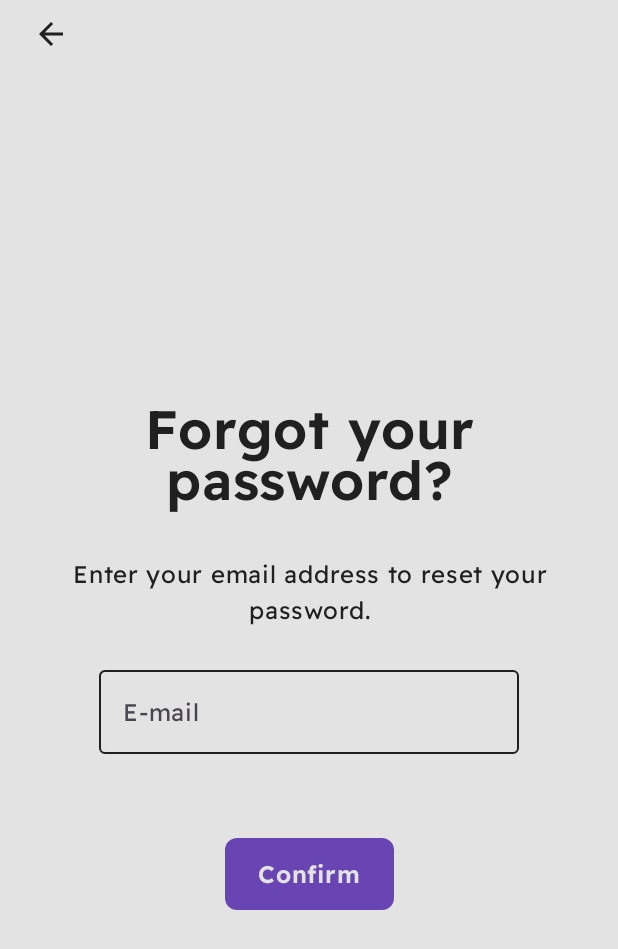
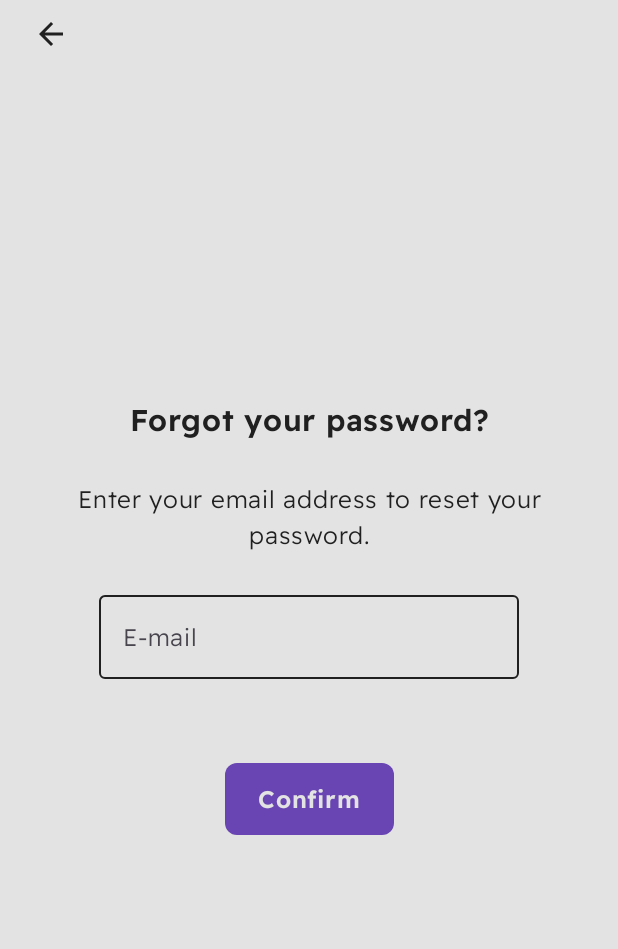
Before and after one commit to przemek06/iot_mobile, an Android app built with Jetpack Compose: the screen it shows after launch (MainActivity), after a tap on "Forgot your password?", on a phone screen of 412 x 824 dp. Shown: the top 949 px of the screen. Run offline under Robolectric (Android 15) with nearby library versions, the phone set to English and light mode, and no system bars.

Commit message:
finished activate account + ui fixes to forgot password

```diff
--- a/frontend/app/src/main/java/edu/pwr/iotmobile/androidimcs/app/koin/AppKoin.kt
+++ b/frontend/app/src/main/java/edu/pwr/iotmobile/androidimcs/app/koin/AppKoin.kt
@@ -4,6 +4,7 @@ import android.content.Context
 import edu.pwr.iotmobile.androidimcs.app.database.AppDatabase
 import edu.pwr.iotmobile.androidimcs.app.retrofit.AppRetrofit
 import edu.pwr.iotmobile.androidimcs.ui.screens.projectdetails.ProjectDetailsViewModel
+import edu.pwr.iotmobile.androidimcs.ui.screens.loginregister.activate.ActivateAccountViewModel
 import edu.pwr.iotmobile.androidimcs.ui.screens.loginregister.login.LoginViewModel
 import edu.pwr.iotmobile.androidimcs.ui.screens.loginregister.register.RegisterViewModel
 import edu.pwr.iotmobile.androidimcs.ui.screens.loginregister.forgotpassword.ForgotPasswordViewModel
@@ -35,6 +36,7 @@ object AppKoin {
         viewModelOf(::LoginViewModel)
         viewModelOf(::RegisterViewModel)
         viewModelOf(::ForgotPasswordViewModel)
+        viewModelOf(::ActivateAccountViewModel)
     }
 
     private val modules by lazy {
--- a/frontend/app/src/main/java/edu/pwr/iotmobile/androidimcs/data/InputFieldData.kt
+++ b/frontend/app/src/main/java/edu/pwr/iotmobile/androidimcs/data/InputFieldData.kt
@@ -5,7 +5,7 @@ import edu.pwr.iotmobile.androidimcs.R
 
 data class InputFieldData(
     val text: String = "",
-    @StringRes val label: Int,
+    @StringRes val label: Int = R.string.name,
     @StringRes val errorMessage: Int = R.string.s10,
     val isError: Boolean = false
 )
--- a/frontend/app/src/main/java/edu/pwr/iotmobile/androidimcs/ui/extensions/ModifierExtensions.kt
+++ b/frontend/app/src/main/java/edu/pwr/iotmobile/androidimcs/extensions/ModifierExtensions.kt
@@ -1,4 +1,4 @@
-package edu.pwr.iotmobile.androidimcs.ui.extensions
+package edu.pwr.iotmobile.androidimcs.extensions
 
 import androidx.compose.runtime.Composable
 import androidx.compose.ui.Modifier
--- a/frontend/app/src/main/java/edu/pwr/iotmobile/androidimcs/ui/helpers/KeyboardFocusController.kt
+++ b/frontend/app/src/main/java/edu/pwr/iotmobile/androidimcs/helpers/KeyboardFocusController.kt
@@ -1,6 +1,6 @@
 @file:OptIn(ExperimentalComposeUiApi::class)
 
-package edu.pwr.iotmobile.androidimcs.ui.helpers
+package edu.pwr.iotmobile.androidimcs.helpers
 
 import androidx.compose.ui.ExperimentalComposeUiApi
 import androidx.compose.ui.focus.FocusManager
--- a/frontend/app/src/main/java/edu/pwr/iotmobile/androidimcs/ui/components/ButtonCommon.kt
+++ b/frontend/app/src/main/java/edu/pwr/iotmobile/androidimcs/ui/components/ButtonCommon.kt
@@ -14,7 +14,7 @@ import androidx.compose.ui.Modifier
 import androidx.compose.ui.graphics.Color
 import androidx.compose.ui.text.font.FontWeight
 import androidx.compose.ui.unit.Dp
-import edu.pwr.iotmobile.androidimcs.ui.extensions.conditional
+import edu.pwr.iotmobile.androidimcs.extensions.conditional
 import edu.pwr.iotmobile.androidimcs.ui.theme.Dimensions
 
 enum class ButtonCommonType {
--- a/frontend/app/src/main/java/edu/pwr/iotmobile/androidimcs/ui/components/TopBar.kt
+++ b/frontend/app/src/main/java/edu/pwr/iotmobile/androidimcs/ui/components/TopBar.kt
@@ -28,6 +28,7 @@ import edu.pwr.iotmobile.androidimcs.ui.theme.Dimensions
 
 @Composable
 fun TopBar(
+    modifier: Modifier = Modifier,
     menuItems: List<MenuOption> = emptyList(),
     text: String? = null,
     padding: Dp = Dimensions.none,
@@ -36,7 +37,7 @@ fun TopBar(
     var expanded by remember { mutableStateOf(false) }
 
     Box(
-        modifier = Modifier
+        modifier = modifier
             .fillMaxWidth()
             .padding(horizontal = padding)
             .height(Dimensions.topBarHeight)
--- a/frontend/app/src/main/java/edu/pwr/iotmobile/androidimcs/ui/navigation/BottomNavigationBar.kt
+++ b/frontend/app/src/main/java/edu/pwr/iotmobile/androidimcs/ui/navigation/BottomNavigationBar.kt
@@ -27,7 +27,7 @@ import androidx.navigation.compose.currentBackStackEntryAsState
 private val SCREENS_WITHOUT_BOTTOM_BAR = listOf(
     Screen.Login.path,
     Screen.Register.path,
-    Screen.InactiveAccount.path,
+    Screen.ActivateAccount.path,
     Screen.RegisterConfirmation.path,
     Screen.ForgotPassword.path
 )
--- a/frontend/app/src/main/java/edu/pwr/iotmobile/androidimcs/ui/navigation/Screen.kt
+++ b/frontend/app/src/main/java/edu/pwr/iotmobile/androidimcs/ui/navigation/Screen.kt
@@ -41,5 +41,5 @@ sealed class Screen(
     object Register : Screen("register")
     object ForgotPassword : Screen("forgotPassword")
     object RegisterConfirmation : Screen("registerConfirmation")
-    object InactiveAccount : Screen("inactiveAccount")
+    object ActivateAccount : Screen("activateAccount")
 }
--- a/frontend/app/src/main/java/edu/pwr/iotmobile/androidimcs/ui/screens/loginregister/forgotpassword/ForgotPasswordScreen.kt
+++ b/frontend/app/src/main/java/edu/pwr/iotmobile/androidimcs/ui/screens/loginregister/forgotpassword/ForgotPasswordScreen.kt
@@ -5,6 +5,7 @@ package edu.pwr.iotmobile.androidimcs.ui.screens.loginregister.forgotpassword
 import androidx.compose.foundation.clickable
 import androidx.compose.foundation.interaction.MutableInteractionSource
 import androidx.compose.foundation.layout.Arrangement
+import androidx.compose.foundation.layout.Box
 import androidx.compose.foundation.layout.Column
 import androidx.compose.foundation.layout.fillMaxSize
 import androidx.compose.foundation.layout.padding
@@ -27,7 +28,7 @@ import edu.pwr.iotmobile.androidimcs.ui.components.ButtonCommonType
 import edu.pwr.iotmobile.androidimcs.ui.components.InputField
 import edu.pwr.iotmobile.androidimcs.ui.components.OrDivider
 import edu.pwr.iotmobile.androidimcs.ui.components.TopBar
-import edu.pwr.iotmobile.androidimcs.ui.helpers.KeyboardFocusController
+import edu.pwr.iotmobile.androidimcs.helpers.KeyboardFocusController
 import edu.pwr.iotmobile.androidimcs.ui.theme.Dimensions
 import edu.pwr.iotmobile.androidimcs.ui.theme.HeightSpacer
 import org.koin.androidx.compose.koinViewModel
@@ -58,8 +59,9 @@ private fun ForgotPasswordScreenContent(
         focusManager = focusManager
     )
 
-    Column {
+    Box(modifier = Modifier.fillMaxSize()) {
         TopBar(
+            modifier = Modifier.align(Alignment.TopStart),
             padding = Dimensions.space22,
             onReturn = { navigation.onReturn() }
         )
@@ -69,14 +71,15 @@ private fun ForgotPasswordScreenContent(
                 .clickable(interactionSource = MutableInteractionSource(), indication = null) {
                     keyboardFocus.clear()
                 }
-                .padding(horizontal = Dimensions.space40),
+                .padding(horizontal = Dimensions.space40)
+                .align(Alignment.Center),
             horizontalAlignment = Alignment.CenterHorizontally,
             verticalArrangement = Arrangement.Center
         ) {
             // Title
             Text(
                 text = stringResource(id = R.string.forgot),
-                style = MaterialTheme.typography.titleLarge,
+                style = MaterialTheme.typography.titleSmall,
                 color = MaterialTheme.colorScheme.onBackground,
                 textAlign = TextAlign.Center,
                 lineHeight = 34.sp
--- a/frontend/app/src/main/java/edu/pwr/iotmobile/androidimcs/ui/screens/loginregister/login/LoginScreen.kt
+++ b/frontend/app/src/main/java/edu/pwr/iotmobile/androidimcs/ui/screens/loginregister/login/LoginScreen.kt
@@ -25,7 +25,7 @@ import edu.pwr.iotmobile.androidimcs.ui.components.ButtonCommon
 import edu.pwr.iotmobile.androidimcs.ui.components.InputField
 import edu.pwr.iotmobile.androidimcs.ui.components.OrDivider
 import edu.pwr.iotmobile.androidimcs.ui.components.TextLink
-import edu.pwr.iotmobile.androidimcs.ui.helpers.KeyboardFocusController
+import edu.pwr.iotmobile.androidimcs.helpers.KeyboardFocusController
 import edu.pwr.iotmobile.androidimcs.ui.theme.Dimensions
 import edu.pwr.iotmobile.androidimcs.ui.theme.HeightSpacer
 import org.koin.androidx.compose.koinViewModel
--- a/frontend/app/src/main/java/edu/pwr/iotmobile/androidimcs/ui/screens/loginregister/register/RegisterScreen.kt
+++ b/frontend/app/src/main/java/edu/pwr/iotmobile/androidimcs/ui/screens/loginregister/register/RegisterScreen.kt
@@ -25,7 +25,7 @@ import edu.pwr.iotmobile.androidimcs.ui.components.ButtonCommon
 import edu.pwr.iotmobile.androidimcs.ui.components.InputField
 import edu.pwr.iotmobile.androidimcs.ui.components.OrDivider
 import edu.pwr.iotmobile.androidimcs.ui.components.TextLink
-import edu.pwr.iotmobile.androidimcs.ui.helpers.KeyboardFocusController
+import edu.pwr.iotmobile.androidimcs.helpers.KeyboardFocusController
 import edu.pwr.iotmobile.androidimcs.ui.theme.Dimensions
 import edu.pwr.iotmobile.androidimcs.ui.theme.HeightSpacer
 import org.koin.androidx.compose.koinViewModel
--- a/frontend/app/src/main/java/edu/pwr/iotmobile/androidimcs/ui/theme/Dimensions.kt
+++ b/frontend/app/src/main/java/edu/pwr/iotmobile/androidimcs/ui/theme/Dimensions.kt
@@ -39,6 +39,9 @@ object  Dimensions {
         get() = 45.dp
     val optionItemHeight: Dp
         get() = 50.dp
+
+    val buttonWidth: Dp
+        get() = 280.dp
 }
 
 @Composable
--- a/frontend/app/src/main/java/edu/pwr/iotmobile/androidimcs/ui/theme/Type.kt
+++ b/frontend/app/src/main/java/edu/pwr/iotmobile/androidimcs/ui/theme/Type.kt
@@ -47,7 +47,7 @@ val Typography = Typography(
     // For buttons
     bodyLarge = TextStyle(
         fontFamily = DEFAULT_FONT_FAMILY,
-        fontWeight = FontWeight.Normal,
+        fontWeight = FontWeight.Light,
         fontSize = 16.sp,
         lineHeight = DEFAULT_FONT_HEIGHT.sp,
         letterSpacing = DEFAULT_FONT_LETTER_SPACING.sp
@@ -55,7 +55,7 @@ val Typography = Typography(
     // For normal text + top bar
     bodyMedium = TextStyle(
         fontFamily = DEFAULT_FONT_FAMILY,
-        fontWeight = FontWeight.Normal,
+        fontWeight = FontWeight.Light,
         fontSize = 14.sp,
         lineHeight = DEFAULT_FONT_HEIGHT.sp,
         letterSpacing = DEFAULT_FONT_LETTER_SPACING.sp
```
Also changed, not shown: frontend/app/src/main/java/edu/pwr/iotmobile/androidimcs/extensions/StringExtensions.kt (added, +12 -0 lines), frontend/app/src/main/java/edu/pwr/iotmobile/androidimcs/ui/navigation/NavigationGraph.kt (+11 -0 lines), frontend/app/src/main/java/edu/pwr/iotmobile/androidimcs/ui/screens/loginregister/activate/ActivateAccountNavigation.kt (added, +31 -0 lines), frontend/app/src/main/java/edu/pwr/iotmobile/androidimcs/ui/screens/loginregister/activate/ActivateAccountScreen.kt (+121 -2 lines), frontend/app/src/main/java/edu/pwr/iotmobile/androidimcs/ui/screens/loginregister/activate/ActivateAccountUiInteraction.kt (added, +26 -0 lines), frontend/app/src/main/java/edu/pwr/iotmobile/androidimcs/ui/screens/loginregister/activate/ActivateAccountUiState.kt (added, +15 -0 lines), frontend/app/src/main/java/edu/pwr/iotmobile/androidimcs/ui/screens/loginregister/activate/ActivateAccountViewModel.kt (added, +27 -0 lines).
